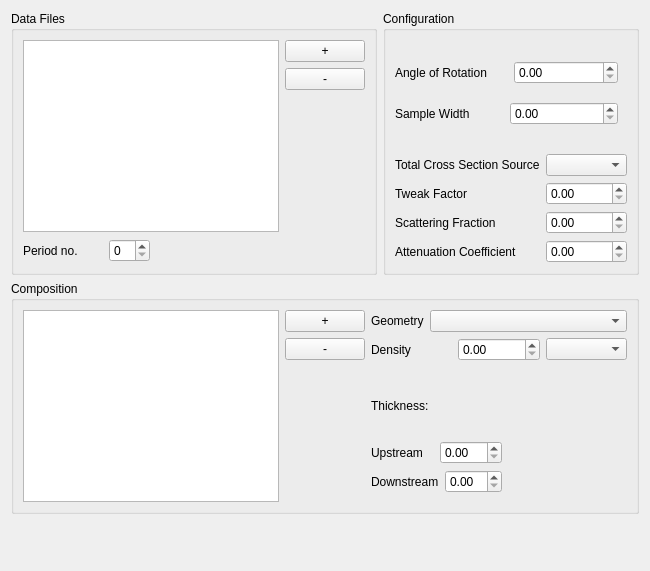
Old version of the form src/gui/widgets/ui_files/containerWidget.ui in the repository disorderedmaterials/GudPy.
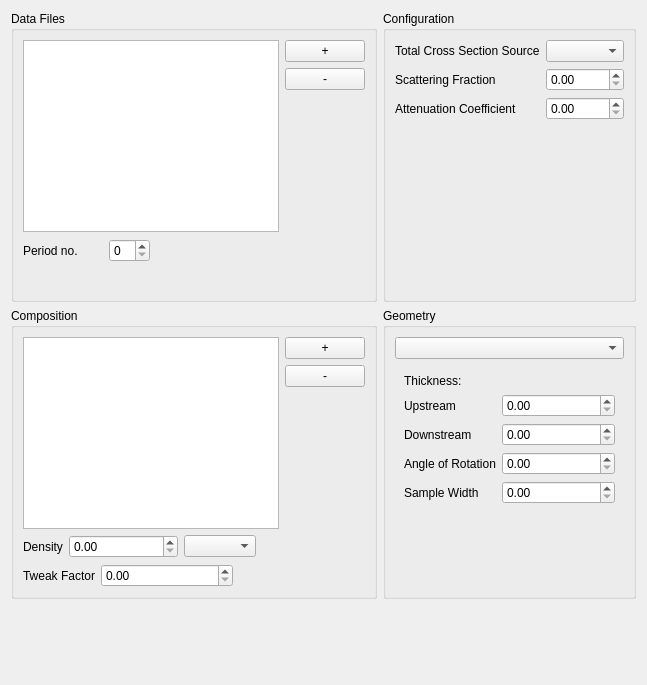
New version of the form. The open tabs and pages were chosen to show the change. Custom widgets are drawn as their Qt base class.

Commit message: feat: further organisation of ContainerWidget.

```diff
--- a/src/gui/widgets/ui_files/containerWidget.ui
+++ b/src/gui/widgets/ui_files/containerWidget.ui
@@ -6,22 +6,28 @@
    <rect>
     <x>0</x>
     <y>0</y>
-    <width>650</width>
-    <height>571</height>
+    <width>647</width>
+    <height>685</height>
    </rect>
   </property>
+  <property name="sizePolicy">
+   <sizepolicy hsizetype="Expanding" vsizetype="Minimum">
+    <horstretch>0</horstretch>
+    <verstretch>0</verstretch>
+   </sizepolicy>
+  </property>
   <property name="maximumSize">
    <size>
-    <width>650</width>
-    <height>571</height>
+    <width>16777215</width>
+    <height>16777215</height>
    </size>
   </property>
   <property name="windowTitle">
    <string>Form</string>
   </property>
-  <layout class="QVBoxLayout" name="verticalLayout">
+  <layout class="QVBoxLayout" name="verticalLayout_6">
    <item>
-    <layout class="QHBoxLayout" name="horizontalLayout">
+    <layout class="QHBoxLayout" name="horizontalLayout_3">
      <item>
       <widget class="QGroupBox" name="dataFilesGroupBox">
        <property name="sizePolicy">
@@ -45,15 +51,23 @@
        <property name="title">
         <string>Data Files</string>
        </property>
-       <layout class="QHBoxLayout" name="horizontalLayout_18">
+       <layout class="QVBoxLayout" name="verticalLayout_11">
         <item>
-         <layout class="QVBoxLayout" name="verticalLayout_12">
+         <layout class="QHBoxLayout" name="horizontalLayout">
+          <item>
+           <layout class="QVBoxLayout" name="verticalLayout_9">
           <item>
            <widget class="QListWidget" name="dataFilesList">
+              <property name="sizePolicy">
+               <sizepolicy hsizetype="Expanding" vsizetype="Minimum">
+                <horstretch>0</horstretch>
+                <verstretch>0</verstretch>
+               </sizepolicy>
+              </property>
             <property name="minimumSize">
              <size>
-              <width>181</width>
-              <height>101</height>
+                <width>0</width>
+                <height>0</height>
              </size>
             </property>
            </widget>
@@ -100,7 +114,7 @@
          </layout>
         </item>
         <item>
-         <layout class="QVBoxLayout" name="verticalLayout_11">
+           <layout class="QVBoxLayout" name="verticalLayout_10">
           <item>
            <widget class="QPushButton" name="addDataFileButton">
             <property name="sizePolicy">
@@ -143,6 +157,21 @@
          </layout>
         </item>
        </layout>
+        </item>
+        <item>
+         <spacer name="verticalSpacer_4">
+          <property name="orientation">
+           <enum>Qt::Vertical</enum>
+          </property>
+          <property name="sizeHint" stdset="0">
+           <size>
+            <width>20</width>
+            <height>27</height>
+           </size>
+          </property>
+         </spacer>
+        </item>
+       </layout>
       </widget>
      </item>
      <item>
@@ -168,89 +197,7 @@
        <property name="title">
         <string>Configuration</string>
        </property>
-       <layout class="QVBoxLayout" name="verticalLayout_10">
-        <item>
-         <widget class="QStackedWidget" name="geometryInfoStack">
-          <property name="currentIndex">
-           <number>1</number>
-          </property>
-          <widget class="QWidget" name="page">
            <layout class="QVBoxLayout" name="verticalLayout_8">
-            <property name="leftMargin">
-             <number>0</number>
-            </property>
-            <item>
-             <layout class="QHBoxLayout" name="horizontalLayout_11">
-              <item>
-               <widget class="QLabel" name="angleOfRotationLabel">
-                <property name="minimumSize">
-                 <size>
-                  <width>113</width>
-                  <height>21</height>
-                 </size>
-                </property>
-                <property name="text">
-                 <string>Angle of Rotation</string>
-                </property>
-               </widget>
-              </item>
-              <item>
-               <widget class="QDoubleSpinBox" name="angleOfRotationSpinBox"/>
-              </item>
-             </layout>
-            </item>
-            <item>
-             <layout class="QHBoxLayout" name="horizontalLayout_12">
-              <item>
-               <widget class="QLabel" name="sampleWidthLabel">
-                <property name="minimumSize">
-                 <size>
-                  <width>104</width>
-                  <height>21</height>
-                 </size>
-                </property>
-                <property name="text">
-                 <string>Sample Width</string>
-                </property>
-               </widget>
-              </item>
-              <item>
-               <widget class="QDoubleSpinBox" name="sampleWidthSpinBox">
-                <property name="maximumSize">
-                 <size>
-                  <width>16777215</width>
-                  <height>16777215</height>
-                 </size>
-                </property>
-               </widget>
-              </item>
-             </layout>
-            </item>
-           </layout>
-          </widget>
-          <widget class="QWidget" name="page_2">
-           <layout class="QVBoxLayout" name="verticalLayout_9">
-            <property name="leftMargin">
-             <number>0</number>
-            </property>
-            <item>
-             <layout class="QHBoxLayout" name="horizontalLayout_13">
-              <item>
-               <widget class="QLabel" name="sampleHeightLabel">
-                <property name="text">
-                 <string>Sample Height</string>
-                </property>
-               </widget>
-              </item>
-              <item>
-               <widget class="QDoubleSpinBox" name="sampleHeightSpinBox"/>
-              </item>
-             </layout>
-            </item>
-           </layout>
-          </widget>
-         </widget>
-        </item>
         <item>
          <layout class="QFormLayout" name="formLayout_2">
           <property name="sizeConstraint">
@@ -275,44 +222,20 @@
             </property>
            </widget>
           </item>
-          <item row="0" column="0">
-           <widget class="QLabel" name="totalCrossSectionSourceLabel">
-            <property name="sizePolicy">
-             <sizepolicy hsizetype="Expanding" vsizetype="Preferred">
-              <horstretch>0</horstretch>
-              <verstretch>0</verstretch>
-             </sizepolicy>
-            </property>
-            <property name="text">
-             <string>Total Cross Section Source</string>
-            </property>
-           </widget>
-          </item>
           <item row="1" column="0">
-           <widget class="QLabel" name="tweakFactorLabel">
-            <property name="text">
-             <string>Tweak Factor</string>
-            </property>
-           </widget>
-          </item>
-          <item row="1" column="1">
-           <widget class="QDoubleSpinBox" name="tweakFactorSpinBox">
-            <property name="sizePolicy">
-             <sizepolicy hsizetype="Expanding" vsizetype="Fixed">
-              <horstretch>0</horstretch>
-              <verstretch>0</verstretch>
-             </sizepolicy>
-            </property>
-           </widget>
-          </item>
-          <item row="2" column="0">
            <widget class="QLabel" name="scatteringFractionLabel">
+            <property name="sizePolicy">
+             <sizepolicy hsizetype="Preferred" vsizetype="Minimum">
+              <horstretch>0</horstretch>
+              <verstretch>0</verstretch>
+             </sizepolicy>
+            </property>
             <property name="text">
              <string>Scattering Fraction</string>
             </property>
            </widget>
           </item>
-          <item row="2" column="1">
+          <item row="1" column="1">
            <widget class="QDoubleSpinBox" name="scatteringFractionSpinBox">
             <property name="sizePolicy">
              <sizepolicy hsizetype="Expanding" vsizetype="Fixed">
@@ -322,14 +245,20 @@
             </property>
            </widget>
           </item>
-          <item row="3" column="0">
+          <item row="2" column="0">
            <widget class="QLabel" name="attenuationCoefficientLabel">
+            <property name="sizePolicy">
+             <sizepolicy hsizetype="Preferred" vsizetype="Minimum">
+              <horstretch>0</horstretch>
+              <verstretch>0</verstretch>
+             </sizepolicy>
+            </property>
             <property name="text">
              <string>Attenuation Coefficient</string>
             </property>
            </widget>
           </item>
-          <item row="3" column="1">
+          <item row="2" column="1">
            <widget class="QDoubleSpinBox" name="attenuationCoefficientSpinBox">
             <property name="sizePolicy">
              <sizepolicy hsizetype="Expanding" vsizetype="Fixed">
@@ -339,15 +268,43 @@
             </property>
            </widget>
           </item>
+          <item row="0" column="0">
+           <widget class="QLabel" name="totalCrossSectionSourceLabel">
+            <property name="sizePolicy">
+             <sizepolicy hsizetype="Expanding" vsizetype="Minimum">
+              <horstretch>0</horstretch>
+              <verstretch>0</verstretch>
+             </sizepolicy>
+            </property>
+            <property name="text">
+             <string>Total Cross Section Source</string>
+            </property>
+           </widget>
+          </item>
          </layout>
         </item>
+        <item>
+         <spacer name="verticalSpacer_2">
+          <property name="orientation">
+           <enum>Qt::Vertical</enum>
+          </property>
+          <property name="sizeHint" stdset="0">
+           <size>
+            <width>20</width>
+            <height>170</height>
+           </size>
+          </property>
+         </spacer>
+        </item>
        </layout>
       </widget>
      </item>
     </layout>
    </item>
    <item>
-    <widget class="QGroupBox" name="containerCompositionGroupBox">
+    <layout class="QHBoxLayout" name="horizontalLayout_2">
+     <item>
+      <widget class="QGroupBox" name="compositionComboBox">
      <property name="sizePolicy">
       <sizepolicy hsizetype="Expanding" vsizetype="Minimum">
        <horstretch>0</horstretch>
@@ -360,12 +317,16 @@
        <height>0</height>
       </size>
      </property>
+       <property name="maximumSize">
+        <size>
+         <width>16777215</width>
+         <height>16777215</height>
+        </size>
+       </property>
      <property name="title">
       <string>Composition</string>
      </property>
-     <layout class="QHBoxLayout" name="horizontalLayout_14">
-      <item>
-       <layout class="QHBoxLayout" name="horizontalLayout_9">
+       <layout class="QVBoxLayout" name="verticalLayout">
         <item>
          <layout class="QHBoxLayout" name="horizontalLayout_8">
           <item>
@@ -439,45 +400,29 @@
          </layout>
         </item>
         <item>
-         <layout class="QVBoxLayout" name="verticalLayout_6">
-          <item>
-           <layout class="QHBoxLayout" name="horizontalLayout_7">
-            <item>
-             <widget class="QLabel" name="geometryLabel">
-              <property name="text">
-               <string>Geometry</string>
-              </property>
-             </widget>
-            </item>
-            <item>
-             <widget class="QComboBox" name="geometryComboBox">
-              <property name="sizePolicy">
-               <sizepolicy hsizetype="Expanding" vsizetype="Fixed">
-                <horstretch>0</horstretch>
-                <verstretch>0</verstretch>
-               </sizepolicy>
-              </property>
-              <property name="maximumSize">
-               <size>
-                <width>16777215</width>
-                <height>16777215</height>
-               </size>
-              </property>
-             </widget>
-            </item>
-           </layout>
-          </item>
-          <item>
            <layout class="QHBoxLayout" name="horizontalLayout_6">
             <item>
              <widget class="QLabel" name="densityLabel">
+            <property name="sizePolicy">
+             <sizepolicy hsizetype="Minimum" vsizetype="Preferred">
+              <horstretch>0</horstretch>
+              <verstretch>0</verstretch>
+             </sizepolicy>
+            </property>
               <property name="text">
                <string>Density</string>
               </property>
              </widget>
             </item>
             <item>
-             <widget class="QDoubleSpinBox" name="densitySpinBox"/>
+           <widget class="QDoubleSpinBox" name="densitySpinBox">
+            <property name="sizePolicy">
+             <sizepolicy hsizetype="Expanding" vsizetype="Fixed">
+              <horstretch>0</horstretch>
+              <verstretch>0</verstretch>
+             </sizepolicy>
+            </property>
+           </widget>
             </item>
             <item>
              <widget class="QComboBox" name="densityUnitsComboBox">
@@ -489,10 +434,94 @@
               </property>
              </widget>
             </item>
+          <item>
+           <spacer name="horizontalSpacer_3">
+            <property name="orientation">
+             <enum>Qt::Horizontal</enum>
+            </property>
+            <property name="sizeHint" stdset="0">
+             <size>
+              <width>40</width>
+              <height>20</height>
+             </size>
+            </property>
+           </spacer>
+          </item>
            </layout>
           </item>
           <item>
-           <widget class="QStackedWidget" name="geometryInfoStack_">
+         <layout class="QHBoxLayout" name="horizontalLayout_17">
+          <item>
+           <widget class="QLabel" name="tweakFactorLabel">
+            <property name="text">
+             <string>Tweak Factor</string>
+            </property>
+           </widget>
+          </item>
+          <item>
+           <widget class="QDoubleSpinBox" name="tweakFactorSpinBox">
+            <property name="sizePolicy">
+             <sizepolicy hsizetype="Expanding" vsizetype="Fixed">
+              <horstretch>0</horstretch>
+              <verstretch>0</verstretch>
+             </sizepolicy>
+            </property>
+           </widget>
+          </item>
+          <item>
+           <spacer name="horizontalSpacer_2">
+            <property name="orientation">
+             <enum>Qt::Horizontal</enum>
+            </property>
+            <property name="sizeHint" stdset="0">
+             <size>
+              <width>40</width>
+              <height>20</height>
+             </size>
+            </property>
+           </spacer>
+          </item>
+         </layout>
+        </item>
+       </layout>
+      </widget>
+     </item>
+     <item>
+      <widget class="QGroupBox" name="geometryComboBox_2">
+       <property name="sizePolicy">
+        <sizepolicy hsizetype="Expanding" vsizetype="Minimum">
+         <horstretch>0</horstretch>
+         <verstretch>0</verstretch>
+        </sizepolicy>
+       </property>
+       <property name="minimumSize">
+        <size>
+         <width>0</width>
+         <height>0</height>
+        </size>
+       </property>
+       <property name="title">
+        <string>Geometry</string>
+       </property>
+       <layout class="QVBoxLayout" name="verticalLayout_4">
+        <item>
+         <widget class="QComboBox" name="geometryComboBox">
+          <property name="sizePolicy">
+           <sizepolicy hsizetype="Expanding" vsizetype="Fixed">
+            <horstretch>0</horstretch>
+            <verstretch>0</verstretch>
+           </sizepolicy>
+          </property>
+          <property name="maximumSize">
+           <size>
+            <width>16777215</width>
+            <height>16777215</height>
+           </size>
+          </property>
+         </widget>
+        </item>
+        <item>
+         <widget class="QStackedWidget" name="geometryInfoStack">
             <property name="sizePolicy">
              <sizepolicy hsizetype="Expanding" vsizetype="Preferred">
               <horstretch>0</horstretch>
@@ -500,16 +529,19 @@
              </sizepolicy>
             </property>
             <property name="currentIndex">
-             <number>1</number>
+           <number>0</number>
             </property>
             <widget class="QWidget" name="page_3">
-             <layout class="QHBoxLayout" name="horizontalLayout_15">
-              <property name="leftMargin">
-               <number>0</number>
-              </property>
-              <item>
                <layout class="QVBoxLayout" name="verticalLayout_3">
                 <item>
+             <layout class="QFormLayout" name="formLayout_3">
+              <property name="fieldGrowthPolicy">
+               <enum>QFormLayout::ExpandingFieldsGrow</enum>
+              </property>
+              <property name="labelAlignment">
+               <set>Qt::AlignLeading|Qt::AlignLeft|Qt::AlignVCenter</set>
+              </property>
+              <item row="0" column="0">
                  <widget class="QLabel" name="thicknessLabel">
                   <property name="sizePolicy">
                    <sizepolicy hsizetype="Expanding" vsizetype="Preferred">
@@ -517,33 +549,19 @@
                     <verstretch>0</verstretch>
                    </sizepolicy>
                   </property>
-                  <property name="maximumSize">
-                   <size>
-                    <width>16777215</width>
-                    <height>16777215</height>
-                   </size>
-                  </property>
                   <property name="text">
                    <string>Thickness:</string>
                   </property>
                  </widget>
                 </item>
-                <item>
-                 <layout class="QHBoxLayout" name="horizontalLayout_5">
-                  <item>
+              <item row="1" column="0">
                    <widget class="QLabel" name="upstreamLabel">
-                    <property name="sizePolicy">
-                     <sizepolicy hsizetype="Expanding" vsizetype="Preferred">
-                      <horstretch>0</horstretch>
-                      <verstretch>0</verstretch>
-                     </sizepolicy>
-                    </property>
                     <property name="text">
                      <string>Upstream</string>
                     </property>
                    </widget>
                   </item>
-                  <item>
+              <item row="1" column="1">
                    <widget class="QDoubleSpinBox" name="upstreamSpinBox">
                     <property name="sizePolicy">
                      <sizepolicy hsizetype="Expanding" vsizetype="Fixed">
@@ -551,32 +569,16 @@
                       <verstretch>0</verstretch>
                      </sizepolicy>
                     </property>
-                    <property name="maximumSize">
-                     <size>
-                      <width>16777215</width>
-                      <height>16777215</height>
-                     </size>
-                    </property>
-                   </widget>
-                  </item>
-                 </layout>
-                </item>
-                <item>
-                 <layout class="QHBoxLayout" name="horizontalLayout_4">
-                  <item>
+               </widget>
+              </item>
+              <item row="2" column="0">
                    <widget class="QLabel" name="downstreamLabel">
-                    <property name="sizePolicy">
-                     <sizepolicy hsizetype="Expanding" vsizetype="Preferred">
-                      <horstretch>0</horstretch>
-                      <verstretch>0</verstretch>
-                     </sizepolicy>
-                    </property>
                     <property name="text">
                      <string>Downstream</string>
                     </property>
                    </widget>
                   </item>
-                  <item>
+              <item row="2" column="1">
                    <widget class="QDoubleSpinBox" name="downstreamSpinBox">
                     <property name="sizePolicy">
                      <sizepolicy hsizetype="Expanding" vsizetype="Fixed">
@@ -584,41 +586,57 @@
                       <verstretch>0</verstretch>
                      </sizepolicy>
                     </property>
-                    <property name="maximumSize">
-                     <size>
-                      <width>16777215</width>
-                      <height>16777215</height>
-                     </size>
+               </widget>
+              </item>
+              <item row="3" column="0">
+               <widget class="QLabel" name="angleOfRotationLabel">
+                <property name="text">
+                 <string>Angle of Rotation</string>
                     </property>
                    </widget>
                   </item>
-                 </layout>
-                </item>
-               </layout>
+              <item row="3" column="1">
+               <widget class="QDoubleSpinBox" name="angleOfRotationSpinBox">
+                <property name="sizePolicy">
+                 <sizepolicy hsizetype="Expanding" vsizetype="Fixed">
+                  <horstretch>0</horstretch>
+                  <verstretch>0</verstretch>
+                 </sizepolicy>
+                </property>
+               </widget>
+              </item>
+              <item row="4" column="0">
+               <widget class="QLabel" name="sampleWidthLabel">
+                <property name="text">
+                 <string>Sample Width</string>
+                </property>
+               </widget>
               </item>
-              <item>
-               <spacer name="horizontalSpacer_2">
-                <property name="orientation">
-                 <enum>Qt::Horizontal</enum>
+              <item row="4" column="1">
+               <widget class="QDoubleSpinBox" name="sampleWidthSpinBox">
+                <property name="sizePolicy">
+                 <sizepolicy hsizetype="Expanding" vsizetype="Fixed">
+                  <horstretch>0</horstretch>
+                  <verstretch>0</verstretch>
+                 </sizepolicy>
                 </property>
-                <property name="sizeHint" stdset="0">
-                 <size>
-                  <width>81</width>
-                  <height>20</height>
-                 </size>
-                </property>
-               </spacer>
+               </widget>
+              </item>
+             </layout>
               </item>
              </layout>
             </widget>
             <widget class="QWidget" name="page_4">
-             <layout class="QHBoxLayout" name="horizontalLayout_16">
-              <property name="leftMargin">
-               <number>0</number>
-              </property>
-              <item>
                <layout class="QVBoxLayout" name="verticalLayout_2">
                 <item>
+             <layout class="QFormLayout" name="formLayout_4">
+              <property name="fieldGrowthPolicy">
+               <enum>QFormLayout::ExpandingFieldsGrow</enum>
+              </property>
+              <property name="labelAlignment">
+               <set>Qt::AlignLeading|Qt::AlignLeft|Qt::AlignVCenter</set>
+              </property>
+              <item row="0" column="0">
                  <widget class="QLabel" name="radiiLabel">
                   <property name="sizePolicy">
                    <sizepolicy hsizetype="Expanding" vsizetype="Preferred">
@@ -631,10 +649,8 @@
                   </property>
                  </widget>
                 </item>
-                <item>
-                 <layout class="QHBoxLayout" name="horizontalLayout_2">
-                  <item>
-                   <widget class="QLabel" name="innerRadiiLabel">
+              <item row="1" column="0">
+               <widget class="QLabel" name="innerLabel">
                     <property name="sizePolicy">
                      <sizepolicy hsizetype="Expanding" vsizetype="Preferred">
                       <horstretch>0</horstretch>
@@ -646,7 +662,7 @@
                     </property>
                    </widget>
                   </item>
-                  <item>
+              <item row="1" column="1">
                    <widget class="QDoubleSpinBox" name="innerRadiiSpinBox">
                     <property name="sizePolicy">
                      <sizepolicy hsizetype="Expanding" vsizetype="Fixed">
@@ -654,20 +670,10 @@
                       <verstretch>0</verstretch>
                      </sizepolicy>
                     </property>
-                    <property name="maximumSize">
-                     <size>
-                      <width>16777215</width>
-                      <height>16777215</height>
-                     </size>
-                    </property>
-                   </widget>
-                  </item>
-                 </layout>
-                </item>
-                <item>
-                 <layout class="QHBoxLayout" name="horizontalLayout_3">
-                  <item>
-                   <widget class="QLabel" name="outerRadiiLabel">
+               </widget>
+              </item>
+              <item row="2" column="0">
+               <widget class="QLabel" name="outerLabel">
                     <property name="sizePolicy">
                      <sizepolicy hsizetype="Expanding" vsizetype="Preferred">
                       <horstretch>0</horstretch>
@@ -679,7 +685,7 @@
                     </property>
                    </widget>
                   </item>
-                  <item>
+              <item row="2" column="1">
                    <widget class="QDoubleSpinBox" name="outerRadiiSpinBox">
                     <property name="sizePolicy">
                      <sizepolicy hsizetype="Expanding" vsizetype="Fixed">
@@ -687,44 +693,44 @@
                       <verstretch>0</verstretch>
                      </sizepolicy>
                     </property>
-                    <property name="maximumSize">
-                     <size>
-                      <width>16777215</width>
-                      <height>16777215</height>
-                     </size>
-                    </property>
-                   </widget>
-                  </item>
-                 </layout>
-                </item>
-               </layout>
-              </item>
-              <item>
-               <spacer name="horizontalSpacer_3">
-                <property name="orientation">
-                 <enum>Qt::Horizontal</enum>
+               </widget>
+              </item>
+              <item row="3" column="0">
+               <widget class="QLabel" name="sampleHeightLabel">
+                <property name="sizePolicy">
+                 <sizepolicy hsizetype="Expanding" vsizetype="Preferred">
+                  <horstretch>0</horstretch>
+                  <verstretch>0</verstretch>
+                 </sizepolicy>
                 </property>
-                <property name="sizeHint" stdset="0">
-                 <size>
-                  <width>117</width>
-                  <height>20</height>
-                 </size>
+                <property name="text">
+                 <string>Sample Height</string>
                 </property>
-               </spacer>
+               </widget>
               </item>
-             </layout>
-            </widget>
-           </widget>
+              <item row="3" column="1">
+               <widget class="QDoubleSpinBox" name="sampleHeightSpinBox">
+                <property name="sizePolicy">
+                 <sizepolicy hsizetype="Expanding" vsizetype="Fixed">
+                  <horstretch>0</horstretch>
+                  <verstretch>0</verstretch>
+                 </sizepolicy>
+                </property>
+               </widget>
           </item>
          </layout>
         </item>
        </layout>
+          </widget>
+         </widget>
       </item>
      </layout>
     </widget>
    </item>
+    </layout>
+   </item>
    <item>
-    <spacer name="verticalSpacer_2">
+    <spacer name="verticalSpacer_5">
      <property name="orientation">
       <enum>Qt::Vertical</enum>
      </property>
@@ -737,6 +743,17 @@
     </spacer>
    </item>
   </layout>
+  <widget class="QWidget" name="">
+   <property name="geometry">
+    <rect>
+     <x>0</x>
+     <y>0</y>
+     <width>2</width>
+     <height>2</height>
+    </rect>
+   </property>
+   <layout class="QHBoxLayout" name="horizontalLayout_4"/>
+  </widget>
  </widget>
  <customwidgets>
   <customwidget>
```
Lines whose indentation alone changed are shown as unchanged. The commit also changes 1 other file.
